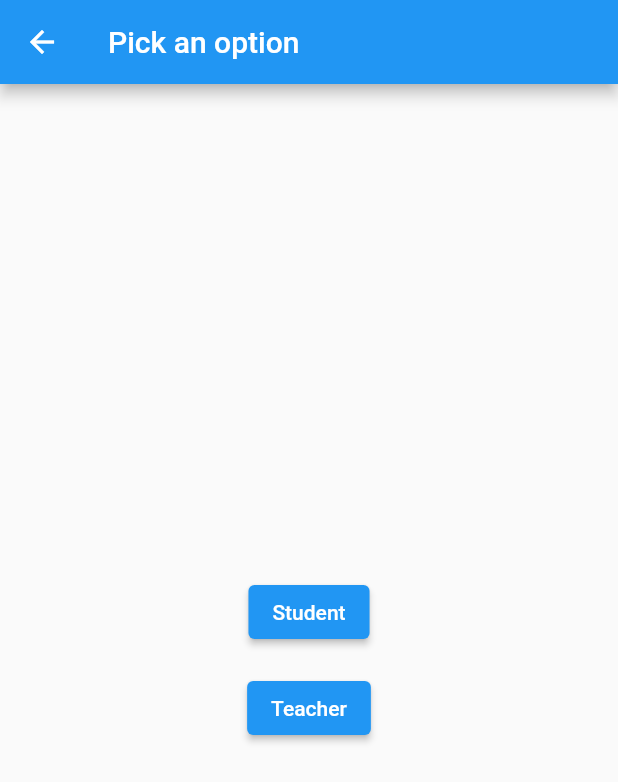
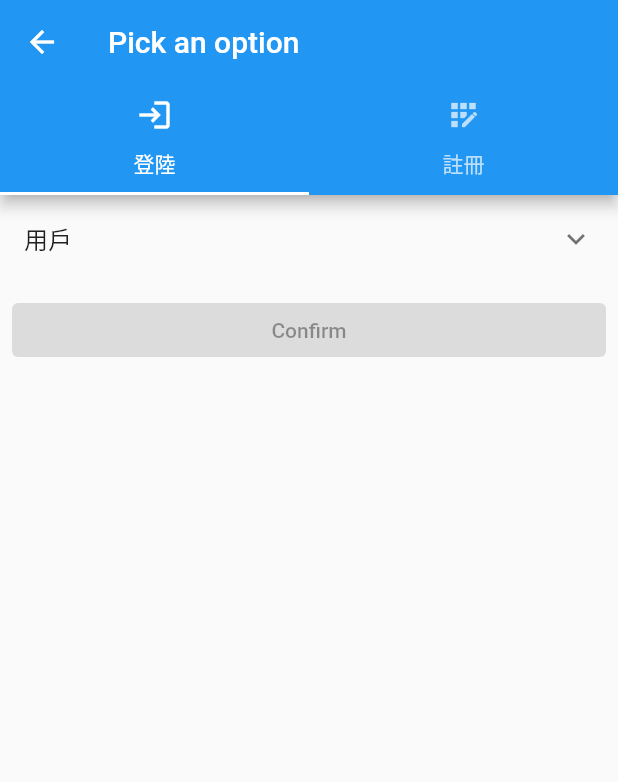
Before and after one commit to Decodetalkers/liangbiao, a Flutter app: the screen it shows after launch, item 2 of the bottom bar chosen, after a tap on "登陆", on a phone screen of 412 x 824 dp. Shown: the top 782 px of the screen. Run offline on Flutter 3.47's test engine with Material 2 defaults, Android fonts, the phone set to English and light mode, and no system bars; our stand-ins replace video_player.

Commit message:
添加登陸頁面
* 教師和學生登陸

* 存儲更多信息

```diff
--- a/lib/loginpage.dart
+++ b/lib/loginpage.dart
@@ -1,19 +1,159 @@
 import 'package:flutter/material.dart';
 import 'persionmessage.dart';
 
-class LoginPage extends StatelessWidget {
+class LoginPage extends StatefulWidget {
   const LoginPage({Key? key}) : super(key: key);
+  @override
+  State<LoginPage> createState() => _LoginPageState();
+}
 
+class _LoginPageState extends State<LoginPage> {
+  //const LoginPage({Key? key}) : super(key: key);
+  User? dropdownValue;
+  TextEditingController idController = TextEditingController();
+  TextEditingController passwardController = TextEditingController();
+  final GlobalKey<FormState> _formKey1 = GlobalKey<FormState>();
+  final GlobalKey<FormState> _formKey2 = GlobalKey<FormState>();
   @override
   Widget build(BuildContext context) {
-    return Scaffold(
-      appBar: AppBar(
-        title: const Text('Pick an option'),
+    List<Widget> tabs = <Widget>[
+
+      ListView(
+        //  mainAxisAlignment: MainAxisAlignment.center,
+        children: <Widget>[
+          ExpansionTile(
+            title: const Text("用戶"),
+            children: [
+              ["Teacher", User.teacher],
+              ["student", User.student]
+            ].map((e) {
+              return Row(
+                mainAxisAlignment: MainAxisAlignment.spaceEvenly,
+                children: [
+                  Text(e[0].toString()),
+                  Checkbox(
+                      value: e[1] == dropdownValue,
+                      onChanged: (value) {
+                        if (value == true) {
+                          setState(() {
+                            var temp = e[1];
+                            temp as User;
+                            dropdownValue = temp;
+                          });
+                        }
+                      })
+                ],
+              );
+            }).toList(),
           ),
-      body: Center(
-        child: Column(
-          mainAxisAlignment: MainAxisAlignment.center,
+          if (dropdownValue == User.student) ...[
+            Form(
+              key: _formKey1,
+              child: TextFormField(
+                controller: idController,
+                decoration: const InputDecoration(hintText: 'Hello student'),
+                validator: (String? value) {
+                  if (value == null || value.isEmpty) {
+                    return "enter text";
+                  }
+                  return null;
+                },
+              ),
+            ),
+            Form(
+                key: _formKey2,
+                child: TextFormField(
+                  controller: passwardController,
+                  decoration: const InputDecoration(hintText: 'Enter Passward'),
+                  validator: (String? value) {
+                    if (value == null || value.isEmpty) {
+                      return "enter passward";
+                    }
+                    return null;
+                  },
+                )),
+          ] else if (dropdownValue == User.teacher) ...[
+            Form(
+              key: _formKey1,
+              child: TextFormField(
+                controller: idController,
+                decoration: const InputDecoration(hintText: 'Hello Teacher'),
+                validator: (String? value) {
+                  if (value == null || value.isEmpty) {
+                    return "No teacher";
+                  }
+                  return null;
+                },
+              ),
+            ),
+            Form(
+                key: _formKey2,
+                child: TextFormField(
+                  controller: passwardController,
+                  decoration: const InputDecoration(hintText: 'Enter Passward'),
+                  validator: (String? value) {
+                    if (value == null || value.isEmpty) {
+                      return "enter passward";
+                    }
+                    return null;
+                  },
+                ))
+          ] else
+            ...[],
+          Padding(
+            padding: const EdgeInsets.all(8.0),
+            child: ElevatedButton(
+              onPressed: (dropdownValue == null)
+                  ? null
+                  : () {
+                      if (_formKey1.currentState!.validate() &&
+                          _formKey2.currentState!.validate()) {
+                        if (dropdownValue != null) {
+                          // Close the screen and return "Yep!" as the result.
+                          Navigator.pop(context,
+                              Message(person: dropdownValue!, id: idController.text));
+                        }
+                      }
+                    },
+              child: const Text('Confirm'),
+            ),
+          ),
+        ],
+      ),
+      ListView(
+        //  mainAxisAlignment: MainAxisAlignment.center,
         children: <Widget>[
+          Row(children: [
+            const Expanded(child: Text("hello")),
+            DropdownButton<User>(
+              value: dropdownValue,
+              icon: const Icon(Icons.arrow_downward),
+              elevation: 16,
+              style: const TextStyle(color: Colors.deepPurple),
+              underline: Container(
+                height: 2,
+                color: Colors.deepPurpleAccent,
+              ),
+              onChanged: (User? newValue) {
+                setState(() {
+                  dropdownValue = newValue!;
+                });
+              },
+              items: <User>[User.student, User.teacher]
+                  .map<DropdownMenuItem<User>>((User value) {
+                String text;
+                if (value == User.student) {
+                  text = "Student";
+                } else {
+                  text = "Teacher";
+                }
+                return DropdownMenuItem<User>(
+                  value: value,
+                  child: Text(text),
+                );
+              }).toList(),
+            ),
+          ]),
           Padding(
             padding: const EdgeInsets.all(8.0),
             child: ElevatedButton(
@@ -38,7 +178,23 @@ class LoginPage extends StatelessWidget {
           )
         ],
       ),
+    ];
+    return DefaultTabController(
+        length: 2,
+        child: Scaffold(
+            appBar: AppBar(
+              title: const Text('Pick an option'),
+              bottom: const TabBar(tabs: [
+                Tab(
+                  text: '登陸',
+                  icon: Icon(Icons.login),
                 ),
-    );
+                Tab(
+                  text: '註冊',
+                  icon: Icon(Icons.app_registration),
+                ),
+              ]),
+            ),
+            body: TabBarView(children: tabs)));
   }
 }
```
Also changed, not shown: lib/main.dart (+4 -4 lines), lib/personpage.dart (+10 -8 lines). Lines whose indentation alone changed are shown as unchanged.
